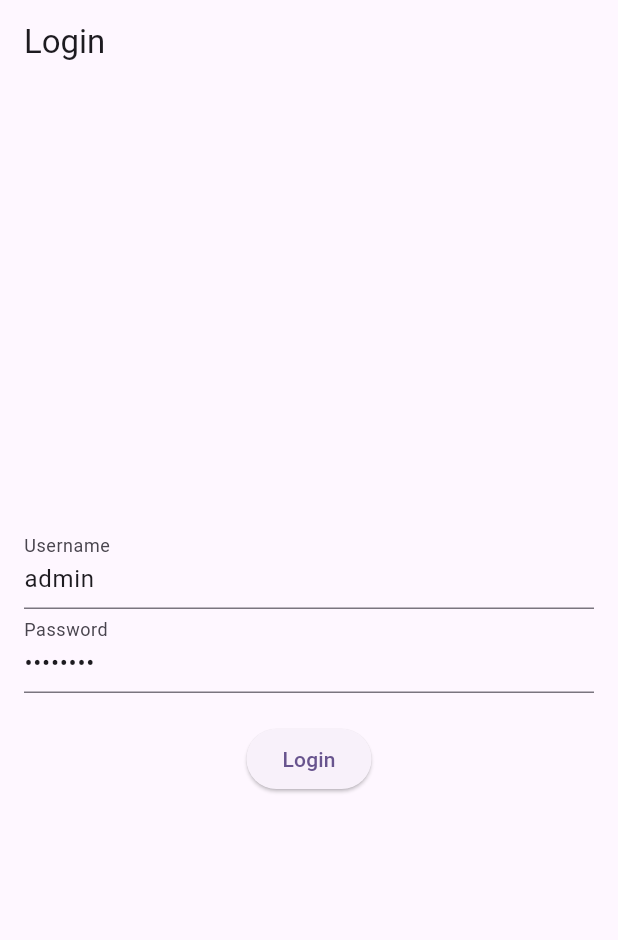
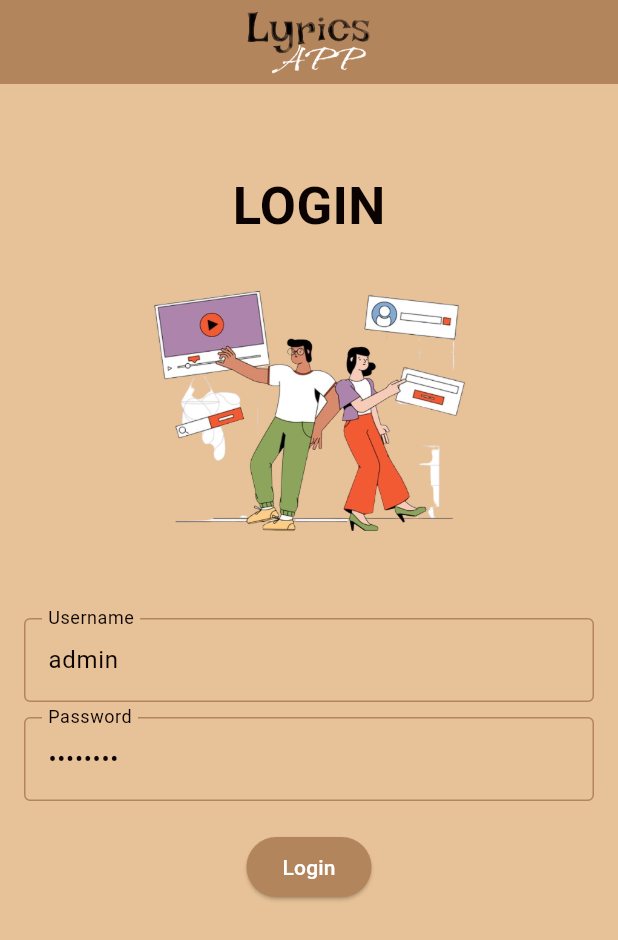
Before and after one commit to AdityaDwiputraSubroto/song_lyrics_app, a Flutter app: the LoginScreen screen opened directly, on a phone screen of 412 x 824 dp. Shown: the top 940 px of the screen. Run offline on Flutter 3.47's test engine with Material 3 defaults, Android fonts, the light colour scheme and no system bars; our stand-ins replace image_picker, shared_preferences, sqflite; accounts and stored records are empty.

Commit message:
update innterface login page

```diff
--- a/lib/views/login_screen.dart
+++ b/lib/views/login_screen.dart
@@ -1,6 +1,5 @@
 import 'package:flutter/material.dart';
 import 'package:song_lyrics_app/controllers/auth_controller.dart';
-
 
 class LoginScreen extends StatelessWidget {
   final TextEditingController _usernameController =
@@ -13,17 +12,54 @@ class LoginScreen extends StatelessWidget {
   @override
   Widget build(BuildContext context) {
     return Scaffold(
-      appBar: AppBar(title: Text('Login')),
-      body: Padding(
+      backgroundColor: Color(0xFFe7c197),
+      appBar: AppBar(
+        title: Padding(
+          padding: EdgeInsets.symmetric(vertical: 10),
+          child: Image.asset(
+            'assets/logo.png',
+            height: 60,
+          ),
+        ),
+        backgroundColor: Color(0xFFb2855d),
+        centerTitle: true,
+      ),
+      body: SingleChildScrollView(
+        child: Padding(
           padding: EdgeInsets.all(16.0),
           child: Form(
             key: _formKey,
             child: Column(
               mainAxisAlignment: MainAxisAlignment.center,
               children: [
+                SizedBox(height: 40),
+                Text(
+                  'LOGIN',
+                  style: TextStyle(
+                    fontSize: 35,
+                    fontWeight: FontWeight.bold,
+                    color: Color(0xFF0b0302),
+                  ),
+                ),
+                SizedBox(height: 20),
+                Image.asset(
+                  'assets/login-illustration.png',
+                  height: 180,
+                ),
+                SizedBox(height: 50),
                 TextFormField(
                   controller: _usernameController,
-                decoration: InputDecoration(labelText: 'Username'),
+                  decoration: InputDecoration(
+                    labelText: 'Username',
+                    labelStyle: TextStyle(color: Color(0xFF0b0302)),
+                    enabledBorder: OutlineInputBorder(
+                      borderSide: BorderSide(color: Color(0xFFb2855d)),
+                    ),
+                    focusedBorder: OutlineInputBorder(
+                      borderSide: BorderSide(color: Color(0xFFb2855d)),
+                    ),
+                  ),
+                  style: TextStyle(color: Color(0xFF0b0302)),
                   validator: (value) {
                     if (value == null || value.isEmpty) {
                       return 'Please enter a username';
@@ -31,10 +67,21 @@ class LoginScreen extends StatelessWidget {
                     return null;
                   },
                 ),
+                SizedBox(height: 10),
                 TextFormField(
                   controller: _passwordController,
-                decoration: InputDecoration(labelText: 'Password'),
+                  decoration: InputDecoration(
+                    labelText: 'Password',
+                    labelStyle: TextStyle(color: Color(0xFF0b0302)),
+                    enabledBorder: OutlineInputBorder(
+                      borderSide: BorderSide(color: Color(0xFFb2855d)),
+                    ),
+                    focusedBorder: OutlineInputBorder(
+                      borderSide: BorderSide(color: Color(0xFFb2855d)),
+                    ),
+                  ),
                   obscureText: true,
+                  style: TextStyle(color: Color(0xFF0b0302)),
                   validator: (value) {
                     if (value == null || value.isEmpty) {
                       return 'Please enter a password';
@@ -51,12 +98,18 @@ class LoginScreen extends StatelessWidget {
                       _authController.login(context, username, password);
                     }
                   },
+                  style: ElevatedButton.styleFrom(
+                    backgroundColor:
+                        Color(0xFFb2855d), // Warna latar belakang tombol
+                    foregroundColor: Colors.white, // Warna teks tombol
+                  ),
                   child: Text('Login'),
                 ),
               ],
             ),
           ),
         ),
+      ),
     );
   }
 }
```
Also changed, not shown: assets/login-illustration.png (added). Lines whose indentation alone changed are shown as unchanged.
